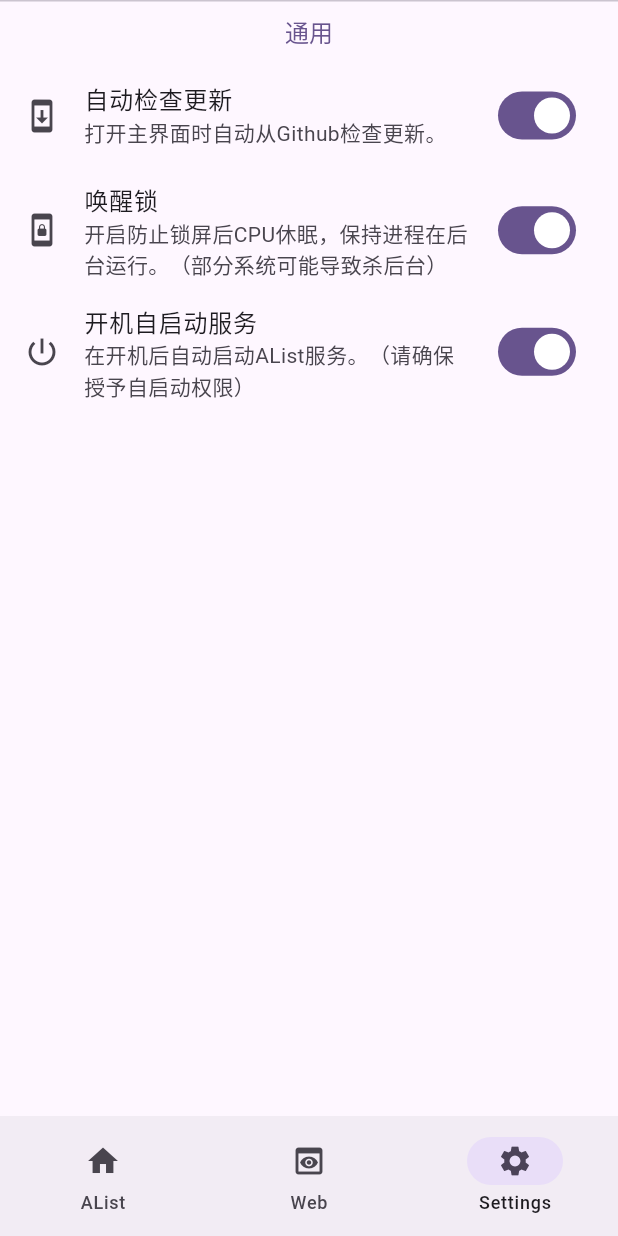
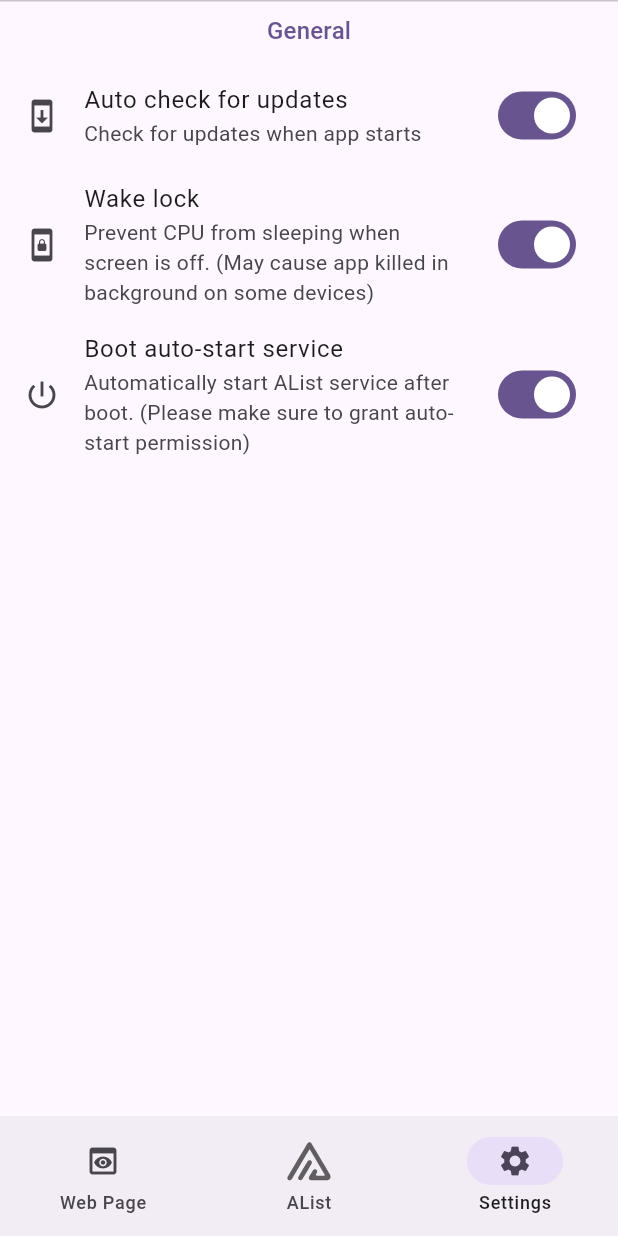
Before and after one commit to underth-moon99/AListFlutter, a Flutter app: the screen it shows after launch, swiped to page 3, on a phone screen of 412 x 824 dp. Run offline on Flutter 3.47's test engine with Material 3 defaults, Android fonts, the phone set to English and light mode, and no system bars; our stand-ins replace flutter_svg, get; missing offline and left inert: android_intent_plus, flutter_inappwebview.

Commit message:
feat: 国际化字符串

```diff
--- /dev/null
+++ b/lib/l10n/intl_en.arb
@@ -0,0 +1,28 @@
+{
+  "@@locale": "en",
+  "appName": "AList",
+  "desktopShortcut": "Desktop shortcut",
+  "setAdminPassword": "Set admin password",
+  "moreOptions": "More options",
+  "checkForUpdates": "Check for updates",
+  "currentIsLatestVersion": "Current is latest version",
+  "cancel": "Cancel",
+  "releasePage": "Release Page",
+  "downloadApk": "Download APK",
+  "about": "About",
+  "general": "General",
+  "autoCheckForUpdates": "Auto check for updates",
+  "autoCheckForUpdatesDesc": "Check for updates when app starts",
+  "wakeLock": "Wake lock",
+  "wakeLockDesc": "Prevent CPU from sleeping when screen is off. (May cause app killed in background on some devices)",
+  "bootAutoStartService": "Boot auto-start service",
+  "bootAutoStartServiceDesc": "Automatically start AList service after boot. (Please make sure to grant auto-start permission)",
+  "webPage": "Web Page",
+  "settings": "Settings",
+  "jump_to_other_app": "Jump to other app？",
+  "selectAppToOpen": "选择应用打开",
+  "goTo": "前往",
+  "downloadThisFile": "下载此文件吗？",
+  "download": "下载",
+  "copiedToClipboard": "已复制到剪贴板"
+}
--- a/lib/main.dart
+++ b/lib/main.dart
@@ -1,14 +1,16 @@
 import 'dart:developer';
 
+import 'package:alist_flutter/generated/l10n.dart';
 import 'package:alist_flutter/generated_api.dart';
 import 'package:alist_flutter/pages/alist/alist.dart';
 import 'package:alist_flutter/pages/app_update_dialog.dart';
 import 'package:alist_flutter/pages/settings/settings.dart';
 import 'package:alist_flutter/pages/web/web.dart';
-import 'package:alist_flutter/router.dart';
 import 'package:flutter/foundation.dart';
 import 'package:flutter/material.dart';
 import 'package:flutter_inappwebview/flutter_inappwebview.dart';
+import 'package:flutter_localizations/flutter_localizations.dart';
+import 'package:flutter_svg/svg.dart';
 import 'package:get/get.dart';
 
 void main() async {
@@ -32,28 +34,20 @@ class MyApp extends StatelessWidget {
     return GetMaterialApp(
       title: 'Flutter Demo',
       theme: ThemeData(
-        // This is the theme of your application.
-        //
-        // TRY THIS: Try running your application with "flutter run". You'll see
-        // the application has a purple toolbar. Then, without quitting the app,
-        // try changing the seedColor in the colorScheme below to Colors.green
-        // and then invoke "hot reload" (save your changes or press the "hot
-        // reload" button in a Flutter-supported IDE, or press "r" if you used
-        // the command line to start the app).
-        //
-        // Notice that the counter didn't reset back to zero; the application
-        // state is not lost during the reload. To reset the state, use hot
-        // restart instead.
-        //
-        // This works for code too, not just values: Most code changes can be
-        // tested with just a hot reload.
         colorScheme: ColorScheme.fromSeed(seedColor: Colors.deepPurple),
         useMaterial3: true,
         inputDecorationTheme: const InputDecorationTheme(
           border: OutlineInputBorder(),
         ),
       ),
-      home: const MyHomePage(title: 'AList'),
+      supportedLocales: S.delegate.supportedLocales,
+      localizationsDelegates: const [
+        S.delegate,
+        GlobalMaterialLocalizations.delegate,
+        GlobalWidgetsLocalizations.delegate,
+        GlobalCupertinoLocalizations.delegate,
+      ],
+      home: const MyHomePage(title: ""),
     );
   }
 }
@@ -97,8 +91,8 @@ class _MyHomePageState extends State<MyHomePage> {
       body: PageView.builder(
         itemBuilder: (context, index) {
           return [
+            WebScreen(key: webGlobalKey),
             const AListScreen(),
-            WebScreen(key: webGlobalKey),
             const SettingsScreen()
           ][index];
         },
@@ -112,12 +106,28 @@ class _MyHomePageState extends State<MyHomePage> {
         },
       ),
       bottomNavigationBar: NavigationBar(
-        destinations: AppRouter.destinations,
+        destinations: [ NavigationDestination(
+          icon: const Icon(Icons.preview),
+          label: S.current.webPage,
+        ),
+          NavigationDestination(
+            icon: SvgPicture.asset("assets/alist.svg",
+                color: Theme.of(context).hintColor,
+            width: 32,
+            height: 32,),
+            label: S.current.appName,
+          ),
+
+          NavigationDestination(
+            icon: const Icon(Icons.settings),
+            label: S.current.settings,
+          ),
+        ],
         selectedIndex: _selectedIndex,
         onDestinationSelected: (int index) {
           log(index.toString());
           // Web
-          if (_selectedIndex == 1 && index == 1) {
+          if (_selectedIndex == 0 && index == 0) {
             webGlobalKey.currentState?.onClickNavigationBar();
           }
 
--- a/lib/pages/settings/settings.dart
+++ b/lib/pages/settings/settings.dart
@@ -2,6 +2,8 @@ import 'package:alist_flutter/generated_api.dart';
 import 'package:alist_flutter/pages/settings/preference_widgets.dart';
 import 'package:flutter/material.dart';
 import 'package:get/get.dart';
+
+import '../../generated/l10n.dart';
 
 class SettingsScreen extends StatelessWidget {
   const SettingsScreen({Key? key}) : super(key: key);
@@ -15,11 +17,11 @@ class SettingsScreen extends StatelessWidget {
         children: [
           // SizedBox(height: MediaQuery.of(context).padding.top),
 
-          const DividerPreference(title: '通用'),
+          DividerPreference(title: S.of(context).general),
 
           SwitchPreference(
-            title: '自动检查更新',
-            subtitle: '打开主界面时自动从Github检查更新。',
+            title: S.of(context).autoCheckForUpdates,
+            subtitle: S.of(context).autoCheckForUpdatesDesc,
             icon: const Icon(Icons.system_update),
             value: controller.autoUpdate,
             onChanged: (value) {
@@ -27,8 +29,8 @@ class SettingsScreen extends StatelessWidget {
             },
           ),
           SwitchPreference(
-            title: '唤醒锁',
-            subtitle: '开启防止锁屏后CPU休眠，保持进程在后台运行。（部分系统可能导致杀后台）',
+            title: S.of(context).wakeLock,
+            subtitle: S.of(context).wakeLockDesc,
             icon: const Icon(Icons.screen_lock_portrait),
             value: controller.wakeLock,
             onChanged: (value) {
@@ -36,8 +38,8 @@ class SettingsScreen extends StatelessWidget {
             },
           ),
           SwitchPreference(
-            title: '开机自启动服务',
-            subtitle: '在开机后自动启动AList服务。（请确保授予自启动权限）',
+            title: S.of(context).bootAutoStartService,
+            subtitle: S.of(context).bootAutoStartServiceDesc,
             icon: const Icon(Icons.power_settings_new),
             value: controller.startAtBoot,
             onChanged: (value) {
--- a/lib/pages/web/web.dart
+++ b/lib/pages/web/web.dart
@@ -7,6 +7,8 @@ import 'package:flutter/material.dart';
 import 'package:flutter/services.dart';
 import 'package:flutter_inappwebview/flutter_inappwebview.dart';
 import 'package:get/get.dart';
+
+import '../../generated/l10n.dart';
 
 GlobalKey<WebScreenState> webGlobalKey = GlobalKey();
 
@@ -73,7 +75,7 @@ class WebScreenState extends State<WebScreen> {
                     return NavigationActionPolicy.ALLOW;
                   }
                   Get.showSnackbar(GetSnackBar(
-                      message: "是否跳转到其他应用？",
+                      message: S.of(context).jump_to_other_app,
                       duration: const Duration(seconds: 3),
                       mainButton: TextButton(
                         onPressed: () {
@@ -81,16 +83,16 @@ class WebScreenState extends State<WebScreen> {
                               action: "action_view",
                               data: navigationAction.request.url!.toString());
 
-                          intent.launchChooser("选择应用");
+                          intent.launchChooser(S.of(context).selectAppToOpen);
                         },
-                        child: const Text('前往'),
+                        child: Text(S.of(context).goTo),
                       )));
 
                   return NavigationActionPolicy.CANCEL;
                 },
                 onDownloadStartRequest: (controller, url) async {
                   Get.showSnackbar(GetSnackBar(
-                    title: "是否下载文件？",
+                    title: S.of(context).downloadThisFile,
                     message: url.suggestedFilename ??
                         url.contentDisposition ??
                         url.toString(),
@@ -99,24 +101,24 @@ class WebScreenState extends State<WebScreen> {
                       TextButton(
                         onPressed: () {
                           IntentUtils.getUrlIntent(url.url.toString())
-                              .launchChooser("选择应用");
+                              .launchChooser(S.of(context).selectAppToOpen);
                         },
-                        child: const Text('选择应用下载'),
+                        child: Text(S.of(context).selectAppToOpen),
                       ),
                       TextButton(
                         onPressed: () {
                           IntentUtils.getUrlIntent(url.url.toString()).launch();
                         },
-                        child: const Text('下载'),
+                        child: Text(S.of(context).download),
                       ),
                     ]),
                     onTap: (_) {
                       Clipboard.setData(
                           ClipboardData(text: url.url.toString()));
                       Get.closeCurrentSnackbar();
-                      Get.showSnackbar(const GetSnackBar(
-                        message: "下载链接已复制到剪贴板",
-                        duration: Duration(seconds: 1),
+                      Get.showSnackbar(GetSnackBar(
+                        message: S.of(context).copiedToClipboard,
+                        duration: const Duration(seconds: 1),
                       ));
                     },
                   ));
--- a/lib/router.dart
+++ /dev/null
@@ -1,27 +0,0 @@
-import 'package:alist_flutter/pages/alist/alist.dart';
-import 'package:alist_flutter/pages/settings/settings.dart';
-import 'package:alist_flutter/pages/web/web.dart';
-import 'package:flutter/material.dart';
-
-abstract class AppRouter {
-  static const List<Widget> pages = [
-    AListScreen(),
-    WebScreen(),
-    SettingsScreen()
-  ];
-
-  static const List<NavigationDestination> destinations = [
-    NavigationDestination(
-      icon: Icon(Icons.home),
-      label: 'AList',
-    ),
-    NavigationDestination(
-      icon: Icon(Icons.preview),
-      label: 'Web',
-    ),
-    NavigationDestination(
-      icon: Icon(Icons.settings),
-      label: 'Settings',
-    ),
-  ];
-}
```
Also changed, not shown: lib/l10n/intl_zh.arb (added, +27 -0 lines), lib/pages/alist/alist.dart (+11 -10 lines), lib/pages/app_update_dialog.dart (+9 -6 lines), pubspec.yaml (+9 -2 lines), assets/alist.svg (added), lib/generated/intl/messages_all.dart (added), lib/generated/intl/messages_en.dart (added), lib/generated/intl/messages_zh.dart (added), lib/generated/l10n.dart (added), pubspec.lock, 1 other file.
